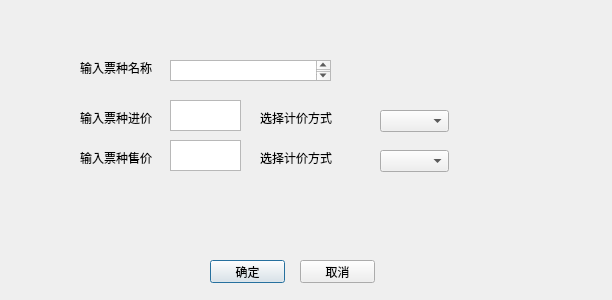
This is ui/ticket.ui in leexuehan/ParamGenerator as Qt 5 draws it before an edit. The edited form follows.
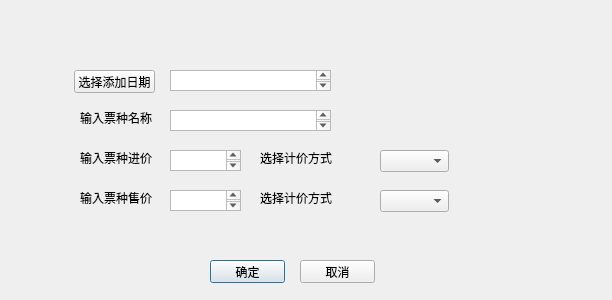
This is the edited form.

Commit message: 添加煤种功能实现

```diff
--- a/ui/ticket.ui
+++ b/ui/ticket.ui
@@ -17,7 +17,7 @@
    <property name="geometry">
     <rect>
      <x>80</x>
-     <y>60</y>
+     <y>110</y>
      <width>91</width>
      <height>16</height>
     </rect>
@@ -30,7 +30,7 @@
    <property name="geometry">
     <rect>
      <x>170</x>
-     <y>60</y>
+     <y>110</y>
      <width>161</width>
      <height>21</height>
     </rect>
@@ -40,7 +40,7 @@
    <property name="geometry">
     <rect>
      <x>80</x>
-     <y>110</y>
+     <y>150</y>
      <width>91</width>
      <height>16</height>
     </rect>
@@ -53,9 +53,9 @@
    <property name="geometry">
     <rect>
      <x>170</x>
-     <y>100</y>
+     <y>150</y>
      <width>71</width>
-     <height>31</height>
+     <height>21</height>
     </rect>
    </property>
   </widget>
@@ -89,7 +89,7 @@
    <property name="geometry">
     <rect>
      <x>80</x>
-     <y>150</y>
+     <y>190</y>
      <width>91</width>
      <height>16</height>
     </rect>
@@ -102,9 +102,9 @@
    <property name="geometry">
     <rect>
      <x>170</x>
-     <y>140</y>
+     <y>190</y>
      <width>71</width>
-     <height>31</height>
+     <height>21</height>
     </rect>
    </property>
   </widget>
@@ -112,7 +112,7 @@
    <property name="geometry">
     <rect>
      <x>260</x>
-     <y>110</y>
+     <y>150</y>
      <width>81</width>
      <height>16</height>
     </rect>
@@ -125,7 +125,7 @@
    <property name="geometry">
     <rect>
      <x>380</x>
-     <y>110</y>
+     <y>150</y>
      <width>69</width>
      <height>22</height>
     </rect>
@@ -135,7 +135,7 @@
    <property name="geometry">
     <rect>
      <x>260</x>
-     <y>150</y>
+     <y>190</y>
      <width>81</width>
      <height>16</height>
     </rect>
@@ -148,12 +148,35 @@
    <property name="geometry">
     <rect>
      <x>380</x>
-     <y>150</y>
+     <y>190</y>
      <width>69</width>
      <height>22</height>
     </rect>
    </property>
   </widget>
+  <widget class="QPlainTextEdit" name="date_value_display">
+   <property name="geometry">
+    <rect>
+     <x>170</x>
+     <y>70</y>
+     <width>161</width>
+     <height>21</height>
+    </rect>
+   </property>
+  </widget>
+  <widget class="QPushButton" name="select_date_btn">
+   <property name="geometry">
+    <rect>
+     <x>74</x>
+     <y>70</y>
+     <width>81</width>
+     <height>23</height>
+    </rect>
+   </property>
+   <property name="text">
+    <string>选择添加日期</string>
+   </property>
+  </widget>
  </widget>
  <resources/>
  <connections>
```
Left out of the diff: 59 changed lines with no effect on the pictures. The commit also changes 13 other files.
